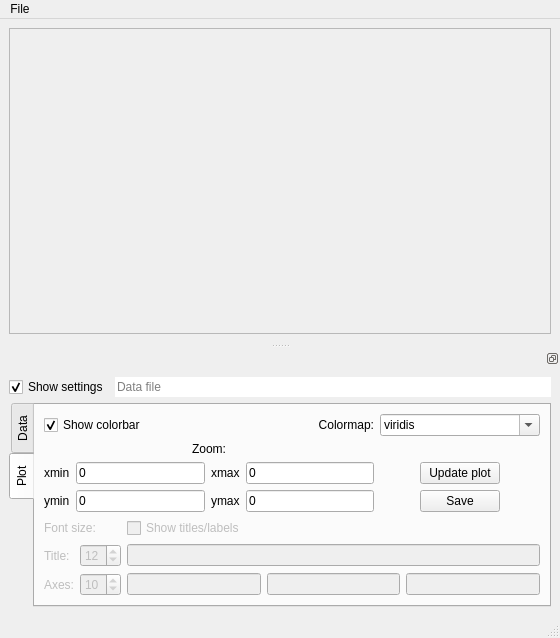
Old version of the form pyretis/visualization/pyretisVisualizeWindow.ui in the repository jonasjaeger-sci/mod905.
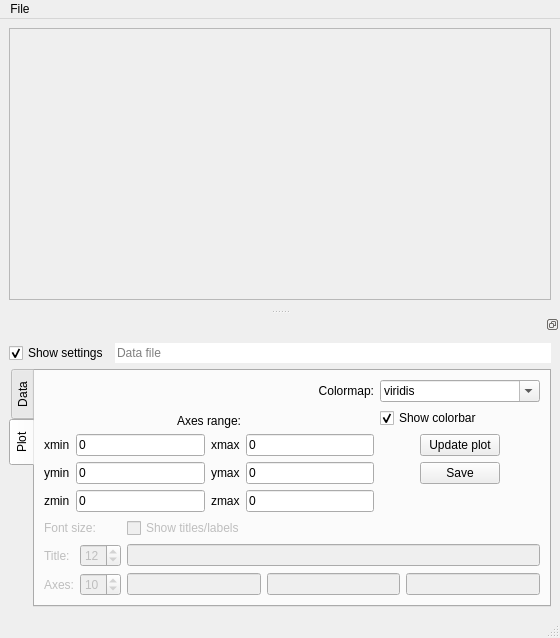
New version of the form. The open tabs and pages were chosen to show the change. Icons and pictures are not drawn.

```diff
--- a/pyretis/visualization/pyretisVisualizeWindow.ui
+++ b/pyretis/visualization/pyretisVisualizeWindow.ui
@@ -452,6 +452,19 @@
         <layout class="QGridLayout" name="gridLayout">
          <item row="1" column="0" rowspan="2" colspan="2">
           <layout class="QGridLayout" name="gridLayout_3">
+           <item row="1" column="4">
+            <widget class="QCheckBox" name="cbarChkBtn">
+             <property name="toolTip">
+              <string>&lt;html&gt;&lt;head/&gt;&lt;body&gt;&lt;p&gt;Show/hide the colorbar in the plot&lt;/p&gt;&lt;/body&gt;&lt;/html&gt;</string>
+             </property>
+             <property name="text">
+              <string>Show colorbar</string>
+             </property>
+             <property name="checked">
+              <bool>true</bool>
+             </property>
+            </widget>
+           </item>
            <item row="2" column="3">
             <widget class="QLineEdit" name="xmaxLine">
              <property name="text">
@@ -466,19 +479,6 @@
              </property>
             </widget>
            </item>
-           <item row="1" column="0" colspan="4">
-            <widget class="QLabel" name="label_14">
-             <property name="toolTip">
-              <string>&lt;html&gt;&lt;head/&gt;&lt;body&gt;&lt;p&gt;Zoom in the plot by defining min and max values of x and y coordinates&lt;/p&gt;&lt;/body&gt;&lt;/html&gt;</string>
-             </property>
-             <property name="text">
-              <string>Zoom:</string>
-             </property>
-             <property name="alignment">
-              <set>Qt::AlignBottom|Qt::AlignHCenter</set>
-             </property>
-            </widget>
-           </item>
            <item row="2" column="1">
             <widget class="QLineEdit" name="xminLine">
              <property name="text">
@@ -746,16 +746,44 @@
              </property>
             </widget>
            </item>
-           <item row="0" column="0" colspan="2">
-            <widget class="QCheckBox" name="cbarChkBtn">
+           <item row="1" column="0" colspan="4">
+            <widget class="QLabel" name="label_14">
              <property name="toolTip">
               <string>&lt;html&gt;&lt;head/&gt;&lt;body&gt;&lt;p&gt;Show/hide the colorbar in the plot&lt;/p&gt;&lt;/body&gt;&lt;/html&gt;</string>
              </property>
              <property name="text">
-              <string>Show colorbar</string>
+              <string>Axes range:</string>
              </property>
-             <property name="checked">
-              <bool>true</bool>
+             <property name="alignment">
+              <set>Qt::AlignBottom|Qt::AlignHCenter</set>
+             </property>
+            </widget>
+           </item>
+           <item row="4" column="0">
+            <widget class="QLabel" name="label_19">
+             <property name="text">
+              <string>zmin</string>
+             </property>
+            </widget>
+           </item>
+           <item row="4" column="2">
+            <widget class="QLabel" name="label_20">
+             <property name="text">
+              <string>zmax</string>
+             </property>
+            </widget>
+           </item>
+           <item row="4" column="1">
+            <widget class="QLineEdit" name="zminLine">
+             <property name="text">
+              <string>0</string>
+             </property>
+            </widget>
+           </item>
+           <item row="4" column="3">
+            <widget class="QLineEdit" name="zmaxLine">
+             <property name="text">
+              <string>0</string>
              </property>
             </widget>
            </item>
```
Left out of the diff: 122 changed lines with no effect on the pictures.
